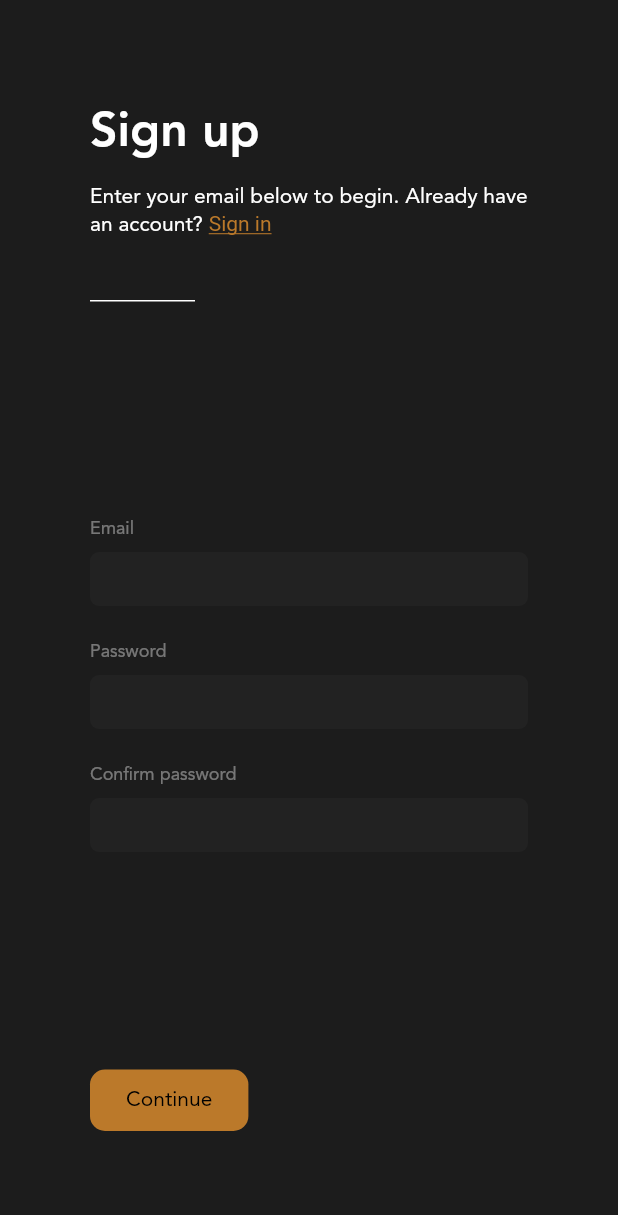
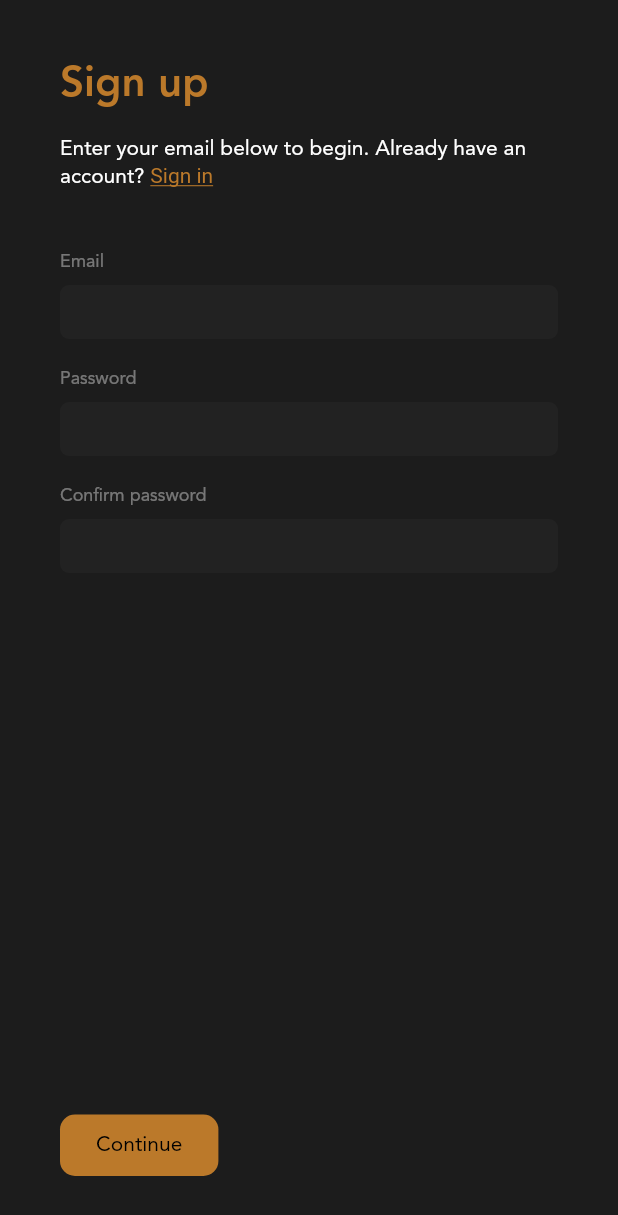
Before and after one commit to mkofdwu/discourse, a Flutter app: the SignInView screen opened directly, on a phone screen of 412 x 824 dp. Shown: the top 1215 px of the screen. Run offline on Flutter 3.47's test engine with Material 2 defaults, Android fonts, the phone set to English and light mode, and no system bars; our stand-ins replace cached_network_image, carousel_slider, cloud_firestore, firebase_auth, firebase_core, firebase_storage and 5 more; accounts and stored records are empty.

Commit message:
sign in page new ui

```diff
--- a/lib/views/sign_in/sign_in_controller.dart
+++ b/lib/views/sign_in/sign_in_controller.dart
@@ -63,6 +63,7 @@ class SignInController extends GetxController {
         },
       ),
     ));
+    if (username == null) return;
     final errors = await _auth.signUp(
       email: emailController.text,
       username: username,
--- a/lib/views/sign_in/sign_in_view.dart
+++ b/lib/views/sign_in/sign_in_view.dart
@@ -20,21 +20,20 @@ class SignInView extends StatelessWidget {
       builder: (SignInController controller) => Scaffold(
         resizeToAvoidBottomInset: false,
         body: SafeArea(
-          child: SingleChildScrollView(
-            padding: EdgeInsets.only(
-                bottom: MediaQuery.of(context).viewInsets.bottom),
-            child: Container(
-              width: Get.width,
-              height: Get.height - Get.mediaQuery.padding.top,
-              padding: const EdgeInsets.fromLTRB(60, 70, 60, 70),
+          child: Padding(
+            padding: const EdgeInsets.all(40),
             child: Column(
               crossAxisAlignment: CrossAxisAlignment.start,
               children: [
                 Text(
                   controller.signingUp ? 'Sign up' : 'Sign in',
-                    style: TextStyle(fontSize: 32, fontWeight: FontWeight.w700),
+                  style: TextStyle(
+                    color: Palette.orange,
+                    fontSize: 28,
+                    fontWeight: FontWeight.w700,
                   ),
-                  SizedBox(height: 14),
+                ),
+                SizedBox(height: 16),
                 RichText(
                   text: TextSpan(
                     text: controller.signingUp
@@ -55,18 +54,12 @@ class SignInView extends StatelessWidget {
                   ),
                 ),
                 SizedBox(height: 40),
-                  Container(
-                    width: 70,
-                    height: 1,
-                    color: Get.theme.colorScheme.onBackground,
-                  ),
-                  Spacer(),
                 MyTextField(
                   controller: controller.emailController,
                   label: 'Email',
                   error: controller.inputErrors['email'],
                 ),
-                  SizedBox(height: 24),
+                SizedBox(height: 20),
                 MyTextField(
                   controller: controller.passwordController,
                   label: 'Password',
@@ -74,7 +67,7 @@ class SignInView extends StatelessWidget {
                   error: controller.inputErrors['password'],
                   onSubmit: controller.signingUp ? null : controller.submit,
                 ),
-                  if (controller.signingUp) SizedBox(height: 24),
+                if (controller.signingUp) SizedBox(height: 20),
                 if (controller.signingUp)
                   MyTextField(
                     controller: controller.confirmPasswordController,
@@ -94,7 +87,6 @@ class SignInView extends StatelessWidget {
           ),
         ),
       ),
-      ),
     );
   }
 }
```
Lines whose indentation alone changed are shown as unchanged.
